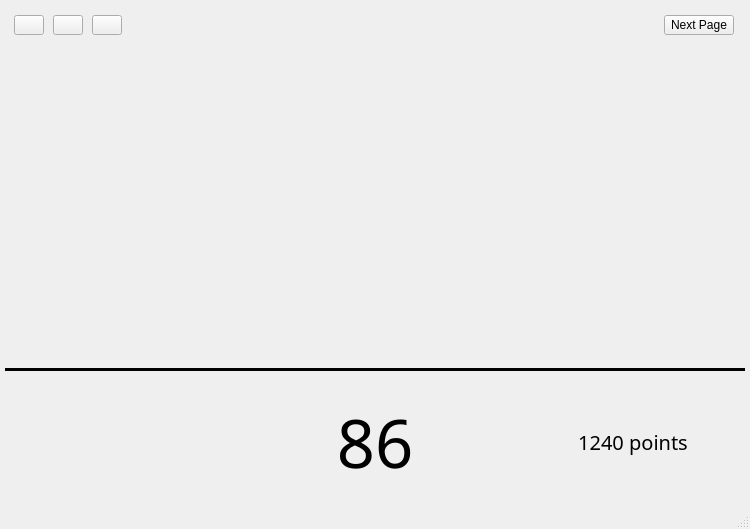
Qt form GUIrefer.ui (QUAFFquaff/AutoCoach) before a commit.
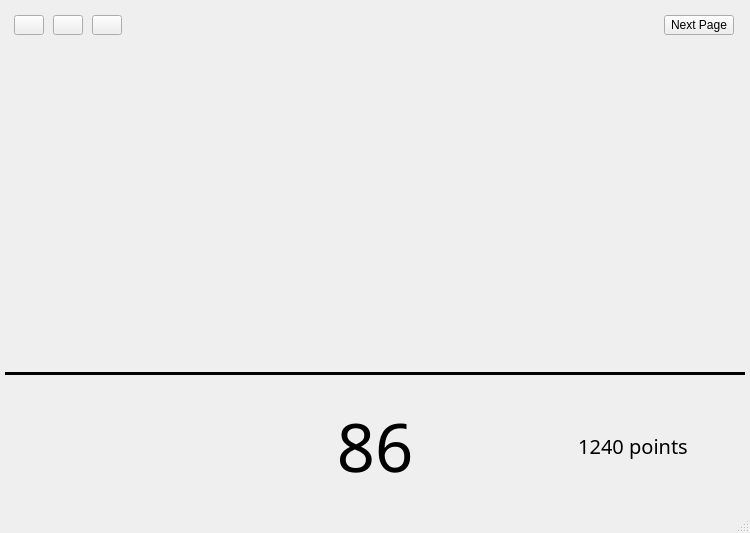
The same form after that commit. Custom widgets are drawn as their Qt base class.

What changed in the file:
```diff
--- a/GUIrefer.ui
+++ b/GUIrefer.ui
@@ -7,7 +7,7 @@
     <x>0</x>
     <y>0</y>
     <width>750</width>
-    <height>529</height>
+    <height>533</height>
    </rect>
   </property>
   <property name="windowTitle">
@@ -664,27 +664,6 @@
              <number>0</number>
             </property>
             <item>
-             <widget class="QLabel" name="acc_bar1">
-              <property name="text">
-               <string/>
-              </property>
-             </widget>
-            </item>
-            <item>
-             <widget class="QLabel" name="acc_bar2">
-              <property name="text">
-               <string/>
-              </property>
-             </widget>
-            </item>
-            <item>
-             <widget class="QLabel" name="acc_bar3">
-              <property name="text">
-               <string/>
-              </property>
-             </widget>
-            </item>
-            <item alignment="Qt::AlignHCenter">
              <widget class="QLabel" name="acc_icon">
               <property name="minimumSize">
                <size>
@@ -715,6 +694,27 @@
               </property>
              </widget>
             </item>
+            <item>
+             <widget class="QLabel" name="acc_bar1">
+              <property name="text">
+               <string/>
+              </property>
+             </widget>
+            </item>
+            <item>
+             <widget class="QLabel" name="acc_bar2">
+              <property name="text">
+               <string/>
+              </property>
+             </widget>
+            </item>
+            <item>
+             <widget class="QLabel" name="acc_bar3">
+              <property name="text">
+               <string/>
+              </property>
+             </widget>
+            </item>
            </layout>
           </widget>
          </item>
```
Left out of the diff: 72 changed lines with no effect on the pictures.
